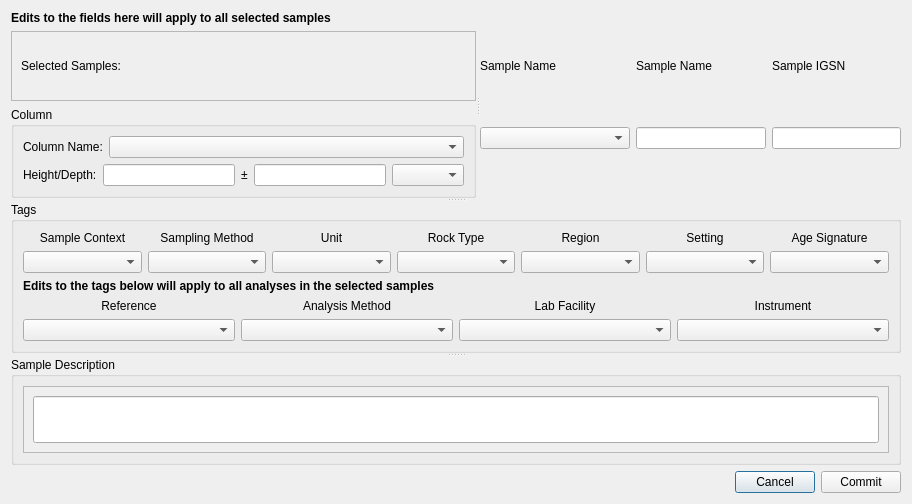
kathrynmetcalf/GeoCORK, file ui/SampleInformation.ui: the form before one commit.
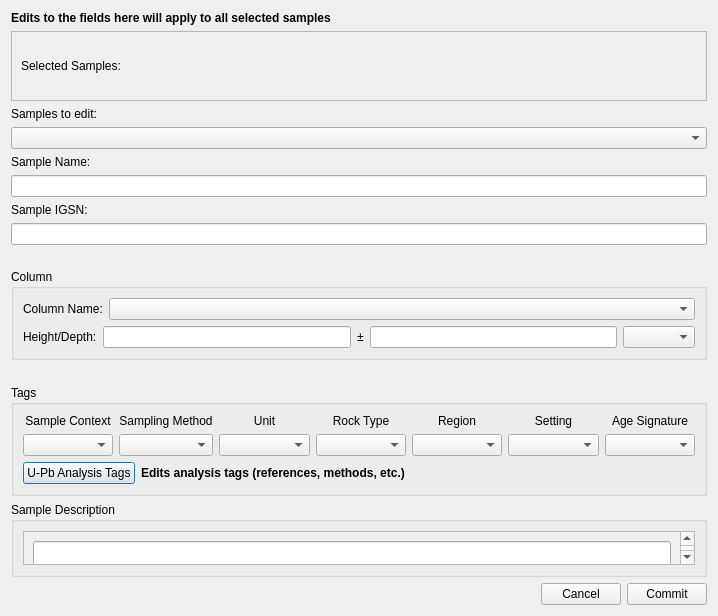
The form after the commit. Custom widgets are drawn as their Qt base class.

Commit message: Separated UPb information from SampleInformation and rearranged some things. Troubleshooting tree combo boxes.

```diff
--- a/ui/SampleInformation.ui
+++ b/ui/SampleInformation.ui
@@ -6,8 +6,8 @@
    <rect>
     <x>0</x>
     <y>0</y>
-    <width>912</width>
-    <height>504</height>
+    <width>718</width>
+    <height>616</height>
    </rect>
   </property>
   <property name="sizePolicy">
@@ -25,20 +25,19 @@
   <property name="windowTitle">
    <string>Dialog</string>
   </property>
-  <layout class="QVBoxLayout" name="verticalLayout">
+  <layout class="QVBoxLayout" name="verticalLayout_10">
    <item>
-    <widget class="QSplitter" name="splitter_2">
-     <property name="orientation">
-      <enum>Qt::Vertical</enum>
-     </property>
-     <widget class="QSplitter" name="splitter">
-      <property name="orientation">
-       <enum>Qt::Horizontal</enum>
-      </property>
-      <widget class="QWidget" name="layoutWidget">
-       <layout class="QVBoxLayout" name="selected_gps_column_verticalLayout">
+    <layout class="QHBoxLayout" name="top_horizontalLayout">
+     <item>
+      <layout class="QVBoxLayout" name="verticalLayout_9">
         <item>
          <widget class="QLabel" name="bold_label">
+         <property name="sizePolicy">
+          <sizepolicy hsizetype="Preferred" vsizetype="Fixed">
+           <horstretch>0</horstretch>
+           <verstretch>0</verstretch>
+          </sizepolicy>
+         </property>
           <property name="font">
            <font>
             <bold>true</bold>
@@ -52,7 +51,7 @@
         <item>
          <widget class="QScrollArea" name="scrollArea">
           <property name="sizePolicy">
-           <sizepolicy hsizetype="Expanding" vsizetype="Preferred">
+          <sizepolicy hsizetype="Preferred" vsizetype="Preferred">
             <horstretch>0</horstretch>
             <verstretch>0</verstretch>
            </sizepolicy>
@@ -65,13 +64,19 @@
             <rect>
              <x>0</x>
              <y>0</y>
-             <width>462</width>
+            <width>692</width>
              <height>57</height>
             </rect>
            </property>
-           <layout class="QVBoxLayout" name="verticalLayout_14">
+          <layout class="QHBoxLayout" name="horizontalLayout_2">
             <item>
              <widget class="QLabel" name="selected_sample_label">
+             <property name="sizePolicy">
+              <sizepolicy hsizetype="Preferred" vsizetype="Preferred">
+               <horstretch>0</horstretch>
+               <verstretch>0</verstretch>
+              </sizepolicy>
+             </property>
               <property name="text">
                <string>Selected Samples:</string>
               </property>
@@ -81,10 +86,95 @@
           </widget>
          </widget>
         </item>
+       <item>
+        <widget class="QLabel" name="sample_name_label">
+         <property name="sizePolicy">
+          <sizepolicy hsizetype="Preferred" vsizetype="Fixed">
+           <horstretch>0</horstretch>
+           <verstretch>0</verstretch>
+          </sizepolicy>
+         </property>
+         <property name="text">
+          <string>Samples to edit:</string>
+         </property>
+        </widget>
+       </item>
+       <item>
+        <widget class="CheckableComboBox" name="sample_name_comboBox">
+         <property name="sizePolicy">
+          <sizepolicy hsizetype="Preferred" vsizetype="Fixed">
+           <horstretch>0</horstretch>
+           <verstretch>0</verstretch>
+          </sizepolicy>
+         </property>
+         <property name="placeholderText">
+          <string>Select samples to edit</string>
+         </property>
+        </widget>
+       </item>
+       <item>
+        <widget class="QLabel" name="sample_name_label_2">
+         <property name="sizePolicy">
+          <sizepolicy hsizetype="Preferred" vsizetype="Fixed">
+           <horstretch>0</horstretch>
+           <verstretch>0</verstretch>
+          </sizepolicy>
+         </property>
+         <property name="text">
+          <string>Sample Name:</string>
+         </property>
+        </widget>
+       </item>
+       <item>
+        <widget class="QLineEdit" name="sample_name_lineEdit">
+         <property name="sizePolicy">
+          <sizepolicy hsizetype="Preferred" vsizetype="Fixed">
+           <horstretch>0</horstretch>
+           <verstretch>0</verstretch>
+          </sizepolicy>
+         </property>
+        </widget>
+       </item>
+       <item>
+        <widget class="QLabel" name="sample_igsn_label">
+         <property name="sizePolicy">
+          <sizepolicy hsizetype="Preferred" vsizetype="Fixed">
+           <horstretch>0</horstretch>
+           <verstretch>0</verstretch>
+          </sizepolicy>
+         </property>
+         <property name="text">
+          <string>Sample IGSN:</string>
+         </property>
+        </widget>
+       </item>
+       <item>
+        <widget class="QLineEdit" name="sample_igsn_lineEdit">
+         <property name="sizePolicy">
+          <sizepolicy hsizetype="Preferred" vsizetype="Fixed">
+           <horstretch>0</horstretch>
+           <verstretch>0</verstretch>
+          </sizepolicy>
+         </property>
+        </widget>
+       </item>
+       <item>
+        <spacer name="verticalSpacer">
+         <property name="orientation">
+          <enum>Qt::Vertical</enum>
+         </property>
+         <property name="sizeHint" stdset="0">
+          <size>
+           <width>20</width>
+           <height>40</height>
+          </size>
+         </property>
+        </spacer>
+       </item>
         <item>
          <widget class="FocusGroupBox" name="column_groupBox">
           <property name="sizePolicy">
-           <sizepolicy hsizetype="Preferred" vsizetype="Preferred">
+          <sizepolicy hsizetype="Preferred" vsizetype="Fixed">
             <horstretch>0</horstretch>
             <verstretch>0</verstretch>
            </sizepolicy>
@@ -172,88 +262,27 @@
           </layout>
          </widget>
         </item>
-       </layout>
-      </widget>
-      <widget class="QWidget" name="layoutWidget">
-       <layout class="QGridLayout" name="gridLayout_2">
-        <item row="0" column="3">
-         <widget class="QLabel" name="sample_igsn_label">
-          <property name="sizePolicy">
-           <sizepolicy hsizetype="Preferred" vsizetype="Fixed">
-            <horstretch>0</horstretch>
-            <verstretch>0</verstretch>
-           </sizepolicy>
-          </property>
-          <property name="text">
-           <string>Sample IGSN</string>
-          </property>
-         </widget>
-        </item>
-        <item row="1" column="0">
-         <widget class="CheckableComboBox" name="sample_name_comboBox">
-          <property name="sizePolicy">
-           <sizepolicy hsizetype="Preferred" vsizetype="Fixed">
-            <horstretch>0</horstretch>
-            <verstretch>0</verstretch>
-           </sizepolicy>
-          </property>
-          <property name="placeholderText">
-           <string>Select samples to edit</string>
-          </property>
-         </widget>
-        </item>
-        <item row="1" column="3">
-         <widget class="QLineEdit" name="sample_igsn_lineEdit">
-          <property name="sizePolicy">
-           <sizepolicy hsizetype="Preferred" vsizetype="Fixed">
-            <horstretch>0</horstretch>
-            <verstretch>0</verstretch>
-           </sizepolicy>
-          </property>
-         </widget>
-        </item>
-        <item row="0" column="0">
-         <widget class="QLabel" name="sample_name_label">
-          <property name="sizePolicy">
-           <sizepolicy hsizetype="Preferred" vsizetype="Fixed">
-            <horstretch>0</horstretch>
-            <verstretch>0</verstretch>
-           </sizepolicy>
-          </property>
-          <property name="text">
-           <string>Sample Name</string>
-          </property>
-         </widget>
-        </item>
-        <item row="1" column="2">
-         <widget class="QLineEdit" name="sample_name_lineEdit">
-          <property name="sizePolicy">
-           <sizepolicy hsizetype="Preferred" vsizetype="Fixed">
-            <horstretch>0</horstretch>
-            <verstretch>0</verstretch>
-           </sizepolicy>
-          </property>
-         </widget>
-        </item>
-        <item row="0" column="2">
-         <widget class="QLabel" name="sample_name_label_2">
-          <property name="sizePolicy">
-           <sizepolicy hsizetype="Preferred" vsizetype="Fixed">
-            <horstretch>0</horstretch>
-            <verstretch>0</verstretch>
-           </sizepolicy>
-          </property>
-          <property name="text">
-           <string>Sample Name</string>
-          </property>
-         </widget>
-        </item>
-       </layout>
-      </widget>
-     </widget>
+       <item>
+        <spacer name="verticalSpacer_2">
+         <property name="orientation">
+          <enum>Qt::Vertical</enum>
+         </property>
+         <property name="sizeHint" stdset="0">
+          <size>
+           <width>20</width>
+           <height>40</height>
+          </size>
+         </property>
+        </spacer>
+       </item>
+      </layout>
+     </item>
+    </layout>
+   </item>
+   <item>
      <widget class="QGroupBox" name="tags_groupBox">
       <property name="sizePolicy">
-       <sizepolicy hsizetype="Preferred" vsizetype="Preferred">
+      <sizepolicy hsizetype="Preferred" vsizetype="Fixed">
         <horstretch>0</horstretch>
         <verstretch>0</verstretch>
        </sizepolicy>
@@ -261,13 +290,19 @@
       <property name="title">
        <string>Tags</string>
       </property>
-      <layout class="QVBoxLayout" name="verticalLayout_24">
+     <layout class="QVBoxLayout" name="verticalLayout">
        <item>
         <layout class="QHBoxLayout" name="horizontalLayout_9">
          <item>
           <layout class="QVBoxLayout" name="verticalLayout_2">
            <item>
             <widget class="QLabel" name="sample_context_label">
+            <property name="sizePolicy">
+             <sizepolicy hsizetype="Preferred" vsizetype="Fixed">
+              <horstretch>0</horstretch>
+              <verstretch>0</verstretch>
+             </sizepolicy>
+            </property>
              <property name="text">
               <string>Sample Context</string>
              </property>
@@ -285,6 +320,12 @@
           <layout class="QVBoxLayout" name="verticalLayout_3">
            <item>
             <widget class="QLabel" name="sampling_method_label">
+            <property name="sizePolicy">
+             <sizepolicy hsizetype="Preferred" vsizetype="Fixed">
+              <horstretch>0</horstretch>
+              <verstretch>0</verstretch>
+             </sizepolicy>
+            </property>
              <property name="text">
               <string>Sampling Method</string>
              </property>
@@ -302,6 +343,12 @@
           <layout class="QVBoxLayout" name="verticalLayout_4">
            <item>
             <widget class="QLabel" name="unit_label">
+            <property name="sizePolicy">
+             <sizepolicy hsizetype="Preferred" vsizetype="Fixed">
+              <horstretch>0</horstretch>
+              <verstretch>0</verstretch>
+             </sizepolicy>
+            </property>
              <property name="text">
               <string>Unit</string>
              </property>
@@ -319,6 +366,12 @@
           <layout class="QVBoxLayout" name="verticalLayout_5">
            <item>
             <widget class="QLabel" name="rock_type_label">
+            <property name="sizePolicy">
+             <sizepolicy hsizetype="Preferred" vsizetype="Fixed">
+              <horstretch>0</horstretch>
+              <verstretch>0</verstretch>
+             </sizepolicy>
+            </property>
              <property name="text">
               <string>Rock Type</string>
              </property>
@@ -336,6 +389,12 @@
           <layout class="QVBoxLayout" name="verticalLayout_6">
            <item>
             <widget class="QLabel" name="region_label">
+            <property name="sizePolicy">
+             <sizepolicy hsizetype="Preferred" vsizetype="Fixed">
+              <horstretch>0</horstretch>
+              <verstretch>0</verstretch>
+             </sizepolicy>
+            </property>
              <property name="text">
               <string>Region</string>
              </property>
@@ -353,6 +412,12 @@
           <layout class="QVBoxLayout" name="verticalLayout_7">
            <item>
             <widget class="QLabel" name="setting_label">
+            <property name="sizePolicy">
+             <sizepolicy hsizetype="Preferred" vsizetype="Fixed">
+              <horstretch>0</horstretch>
+              <verstretch>0</verstretch>
+             </sizepolicy>
+            </property>
              <property name="text">
               <string>Setting</string>
              </property>
@@ -370,6 +435,12 @@
           <layout class="QVBoxLayout" name="verticalLayout_8">
            <item>
             <widget class="QLabel" name="age_signature_label">
+            <property name="sizePolicy">
+             <sizepolicy hsizetype="Preferred" vsizetype="Fixed">
+              <horstretch>0</horstretch>
+              <verstretch>0</verstretch>
+             </sizepolicy>
+            </property>
              <property name="text">
               <string>Age Signature</string>
              </property>
@@ -386,9 +457,24 @@
         </layout>
        </item>
        <item>
+       <layout class="QHBoxLayout" name="horizontalLayout">
+        <item>
+         <widget class="QPushButton" name="upb_analysis_pushButton">
+          <property name="sizePolicy">
+           <sizepolicy hsizetype="Fixed" vsizetype="Fixed">
+            <horstretch>0</horstretch>
+            <verstretch>0</verstretch>
+           </sizepolicy>
+          </property>
+          <property name="text">
+           <string>U-Pb Analysis Tags</string>
+          </property>
+         </widget>
+        </item>
+        <item>
         <widget class="QLabel" name="label">
          <property name="sizePolicy">
-          <sizepolicy hsizetype="Preferred" vsizetype="MinimumExpanding">
+           <sizepolicy hsizetype="Preferred" vsizetype="Fixed">
            <horstretch>0</horstretch>
            <verstretch>0</verstretch>
           </sizepolicy>
@@ -399,84 +485,29 @@
           </font>
          </property>
          <property name="text">
-          <string>Edits to the tags below will apply to all analyses in the selected samples</string>
+           <string>Edits analysis tags (references, methods, etc.)</string>
          </property>
         </widget>
        </item>
-       <item>
-        <layout class="QHBoxLayout" name="horizontalLayout_11">
-         <item>
-          <layout class="QVBoxLayout" name="verticalLayout_9">
-           <item>
-            <widget class="QLabel" name="reference_label">
-             <property name="text">
-              <string>Reference</string>
-             </property>
-             <property name="alignment">
-              <set>Qt::AlignCenter</set>
-             </property>
-            </widget>
-           </item>
-           <item>
-            <widget class="CheckableComboBox" name="reference_comboBox"/>
-           </item>
-          </layout>
-         </item>
-         <item>
-          <layout class="QVBoxLayout" name="verticalLayout_10">
-           <item>
-            <widget class="QLabel" name="analysis_method_label">
-             <property name="text">
-              <string>Analysis Method</string>
-             </property>
-             <property name="alignment">
-              <set>Qt::AlignCenter</set>
-             </property>
-            </widget>
-           </item>
-           <item>
-            <widget class="CheckableTreeCombobox" name="analysis_method_comboBox"/>
-           </item>
-          </layout>
-         </item>
-         <item>
-          <layout class="QVBoxLayout" name="verticalLayout_11">
-           <item>
-            <widget class="QLabel" name="lab_facility_label">
-             <property name="text">
-              <string>Lab Facility</string>
-             </property>
-             <property name="alignment">
-              <set>Qt::AlignCenter</set>
-             </property>
+       </layout>
+      </item>
+     </layout>
             </widget>
            </item>
            <item>
-            <widget class="CheckableComboBox" name="lab_facility_comboBox"/>
-           </item>
-          </layout>
-         </item>
-         <item>
-          <layout class="QVBoxLayout" name="verticalLayout_12">
-           <item>
-            <widget class="QLabel" name="instrument_label">
-             <property name="text">
-              <string>Instrument</string>
-             </property>
-             <property name="alignment">
-              <set>Qt::AlignCenter</set>
-             </property>
-            </widget>
+    <spacer name="verticalSpacer_3">
+     <property name="orientation">
+      <enum>Qt::Vertical</enum>
+     </property>
+     <property name="sizeHint" stdset="0">
+      <size>
+       <width>20</width>
+       <height>40</height>
+      </size>
+     </property>
+    </spacer>
            </item>
            <item>
-            <widget class="CheckableComboBox" name="instrument_comboBox"/>
-           </item>
-          </layout>
-         </item>
-        </layout>
-       </item>
-      </layout>
-     </widget>
      <widget class="QGroupBox" name="sample_description_groupBox">
       <property name="sizePolicy">
        <sizepolicy hsizetype="Preferred" vsizetype="MinimumExpanding">
@@ -497,7 +528,7 @@
        <item>
         <widget class="QScrollArea" name="scrollArea_2">
          <property name="sizePolicy">
-          <sizepolicy hsizetype="Expanding" vsizetype="Preferred">
+         <sizepolicy hsizetype="Expanding" vsizetype="Expanding">
            <horstretch>0</horstretch>
            <verstretch>0</verstretch>
           </sizepolicy>
@@ -510,7 +541,7 @@
            <rect>
             <x>0</x>
             <y>0</y>
-            <width>852</width>
+           <width>658</width>
             <height>58</height>
            </rect>
           </property>
@@ -537,10 +568,9 @@
        </item>
       </layout>
      </widget>
-    </widget>
    </item>
    <item>
-    <layout class="QHBoxLayout" name="horizontalLayout_12" stretch="0,0,0">
+    <layout class="QHBoxLayout" name="buttonBox_horizontalLayout" stretch="0,0,0">
      <item>
       <spacer name="horizontalSpacer_5">
        <property name="orientation">
```
Lines whose indentation alone changed are shown as unchanged. The commit also changes 6 other files.
